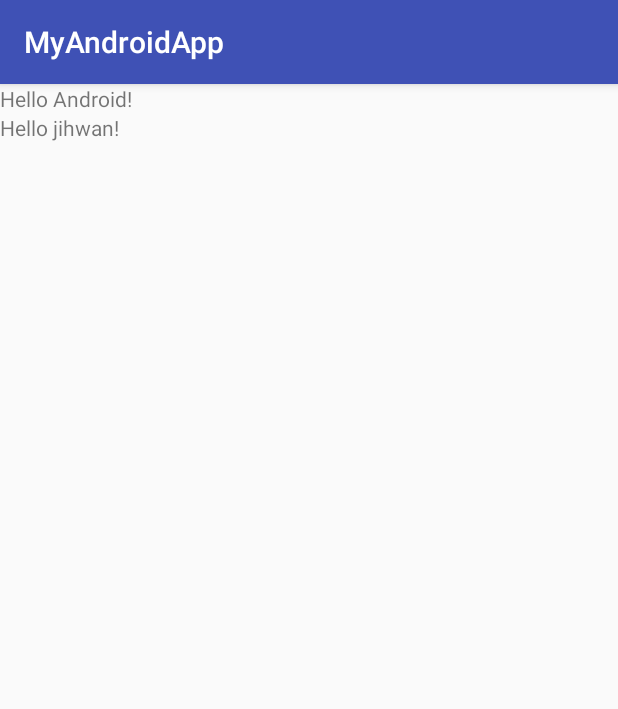
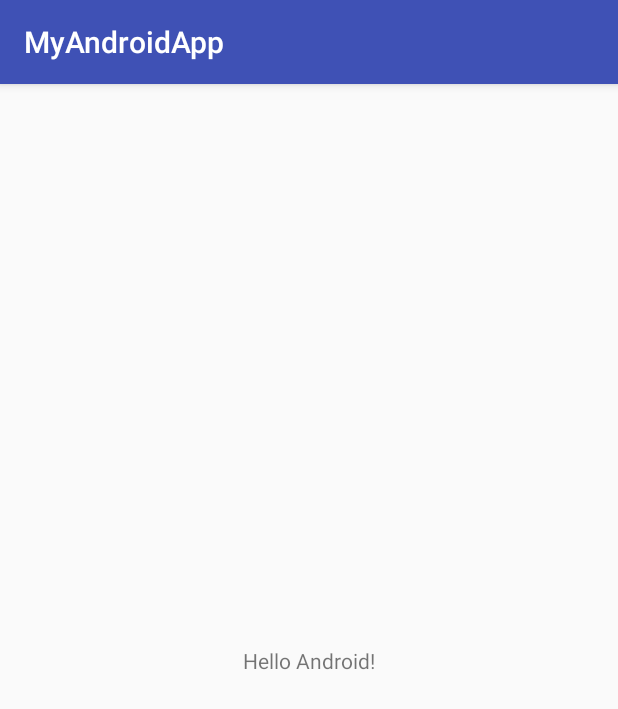
Before and after one commit to jihwann/MyAndroidApp2, an Android app: the screen it shows after launch (MainActivity), on a phone screen of 412 x 824 dp. Shown: the top 709 px of the screen. Run offline under Robolectric (Android 15) with nearby library versions, the phone set to English and light mode, and no system bars.

Commit message:
Revert "Learlayout으로 변경하고 변경된 text추가"
This reverts commit a4ba7d8993a6cc7e63ef0c5b62e64a5cc0b65476.

```diff
--- a/app/src/main/res/layout/activity_main.xml
+++ b/app/src/main/res/layout/activity_main.xml
@@ -1,8 +1,7 @@
 <?xml version="1.0" encoding="utf-8"?>
-<LinearLayout xmlns:android="http://schemas.android.com/apk/res/android"
+<android.support.constraint.ConstraintLayout xmlns:android="http://schemas.android.com/apk/res/android"
     xmlns:app="http://schemas.android.com/apk/res-auto"
     xmlns:tools="http://schemas.android.com/tools"
-    android:orientation="vertical"
     android:layout_width="match_parent"
     android:layout_height="match_parent"
     tools:context="com.adroid.hansung.myandroidapp.MainActivity">
@@ -11,11 +10,9 @@
         android:layout_width="wrap_content"
         android:layout_height="wrap_content"
         android:text="Hello Android!"
-        />
-    <TextView
-        android:layout_width="wrap_content"
-        android:layout_height="wrap_content"
-        android:text="Hello jihwan!"
-        />
+        app:layout_constraintBottom_toBottomOf="parent"
+        app:layout_constraintLeft_toLeftOf="parent"
+        app:layout_constraintRight_toRightOf="parent"
+        app:layout_constraintTop_toTopOf="parent" />
 
-</LinearLayout>
+</android.support.constraint.ConstraintLayout>
```
